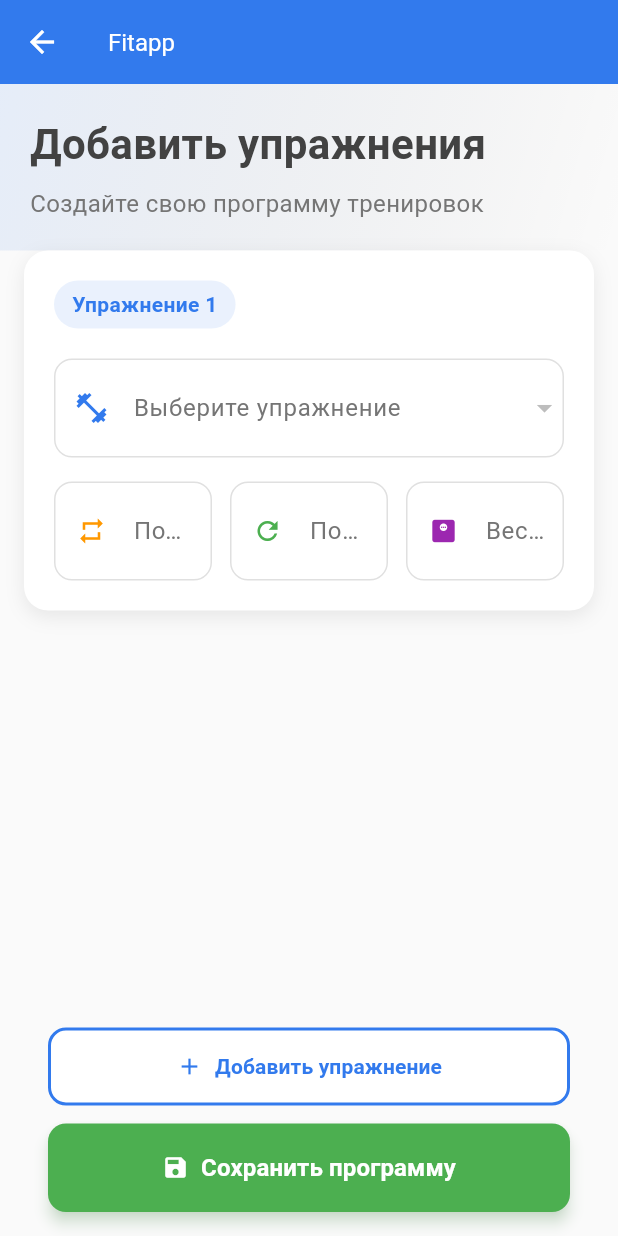
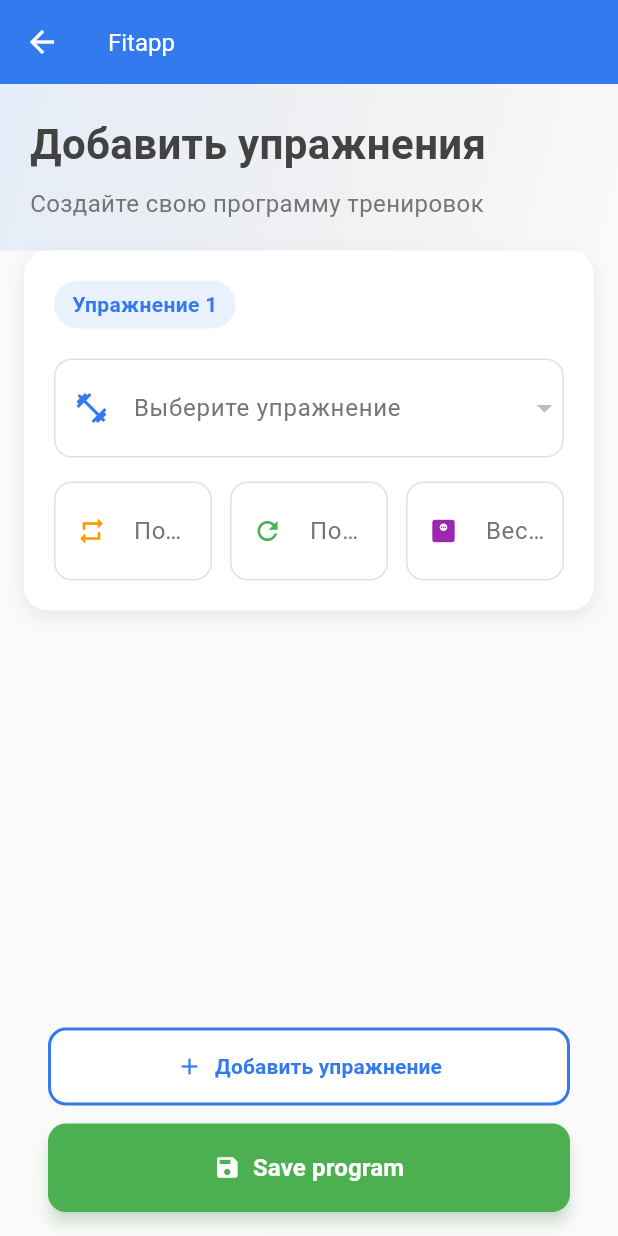
Before and after one commit to sewaustav/flutterfitapp, a Flutter app: the AddExercisesPage screen opened directly with empty values, on a phone screen of 412 x 824 dp. Run offline on Flutter 3.47's test engine with Material 3 defaults, Android fonts, the light colour scheme and no system bars; our stand-ins replace flutter_secure_storage, flutter_svg, go_router, hive, hive_flutter, logger; accounts and stored records are empty; network calls fail.

Commit message:
Update add_exercises.dart

```diff
--- a/lib/pages/program/add_exercises.dart
+++ b/lib/pages/program/add_exercises.dart
@@ -392,7 +392,7 @@ class _AddExercisesPageState extends State<AddExercisesPage> with TickerProvider
                             onPressed: _submitWorkoutData,
                             icon: Icon(Icons.save, color: Colors.white),
                             label: Text(
-                              'Сохранить программу',
+                              'Save program',
                               style: TextStyle(
                                 color: Colors.white,
                                 fontWeight: FontWeight.w600,
```
